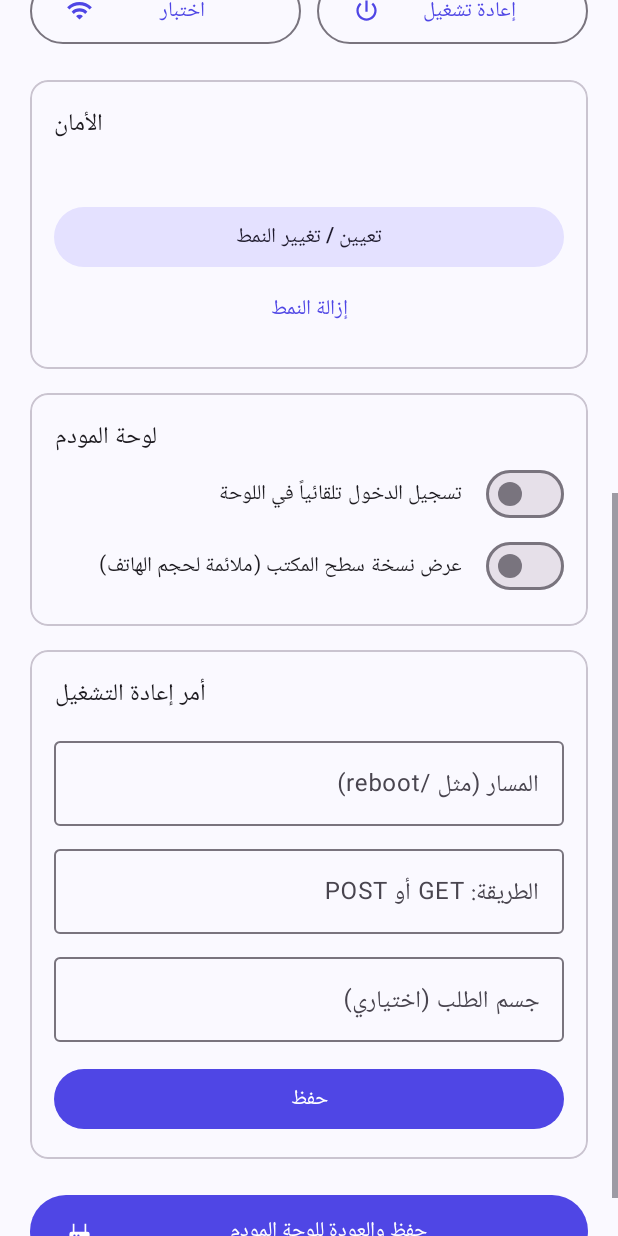
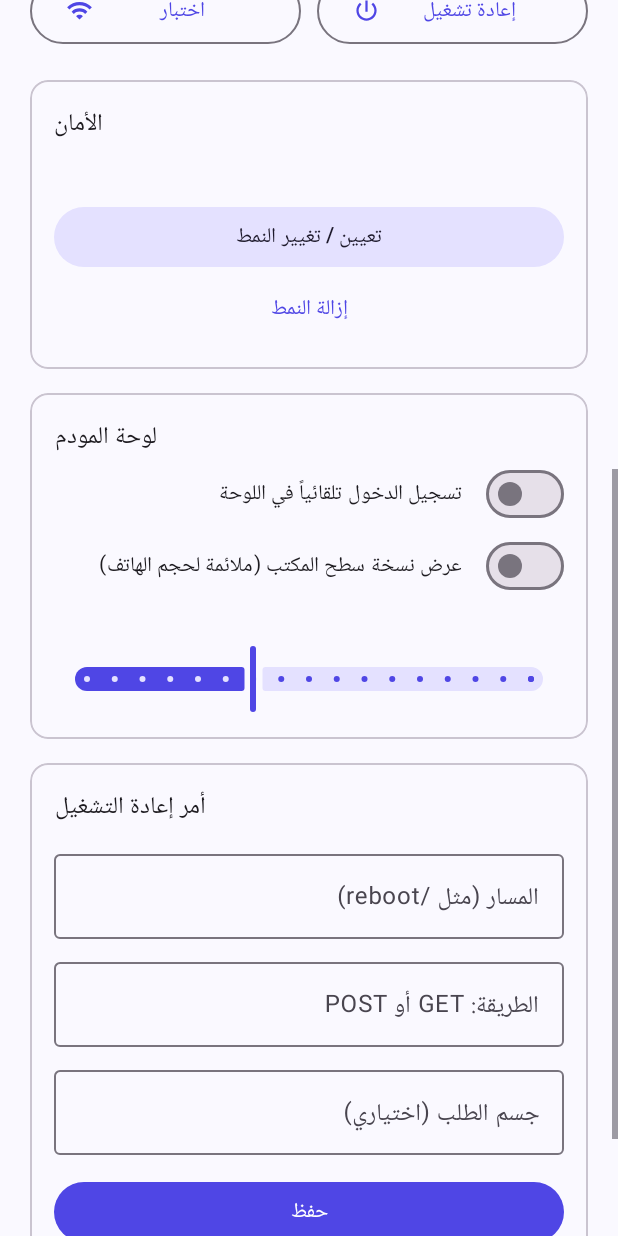
Before and after one commit to free03free/tenda, an Android app: the layout activity_settings.xml on its own in the app's theme, with its tools: preview values and no code run, scrolled down 576 dp, on a phone screen of 412 x 824 dp. Run offline under Robolectric (Android 15) with nearby library versions, the phone set to English and light mode, and no system bars.

Commit message:
Update WebPanelActivity.kt, SettingsActivity.kt, activity_settings.xml via L2SBuilder — 2026-11-20 07:43

```diff
--- a/app/src/main/res/layout/activity_settings.xml
+++ b/app/src/main/res/layout/activity_settings.xml
@@ -98,6 +98,11 @@
                 <com.google.android.material.materialswitch.MaterialSwitch android:id="@+id/swDesktop"
                     android:layout_width="match_parent" android:layout_height="wrap_content"
                     android:text="عرض نسخة سطح المكتب (ملائمة لحجم الهاتف)" />
+                <TextView android:id="@+id/tvWidth" android:layout_width="match_parent" android:layout_height="wrap_content"
+                    android:layout_marginTop="8dp" android:alpha="0.75" />
+                <com.google.android.material.slider.Slider android:id="@+id/sbWidth"
+                    android:layout_width="match_parent" android:layout_height="wrap_content"
+                    android:valueFrom="600" android:valueTo="1400" android:stepSize="50" android:value="900" />
             </LinearLayout>
         </com.google.android.material.card.MaterialCardView>
 
```
Also changed, not shown: app/src/main/java/com/example/modemcontrol/SettingsActivity.kt (+13 -0 lines), app/src/main/java/com/example/modemcontrol/WebPanelActivity.kt (+31 -8 lines).
